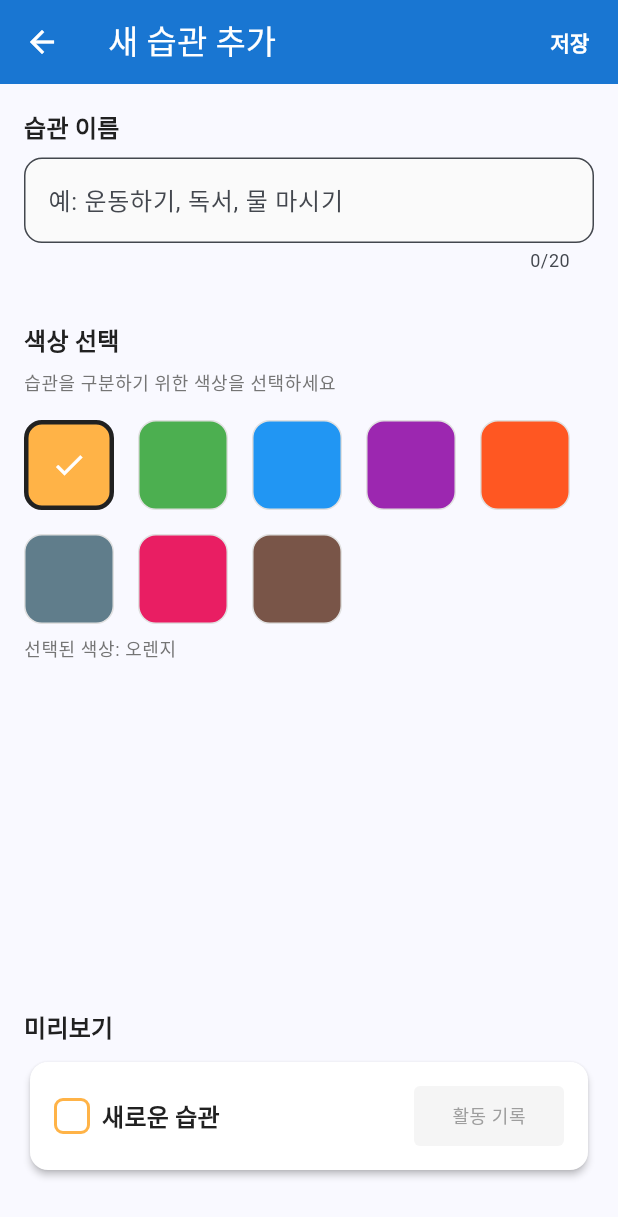
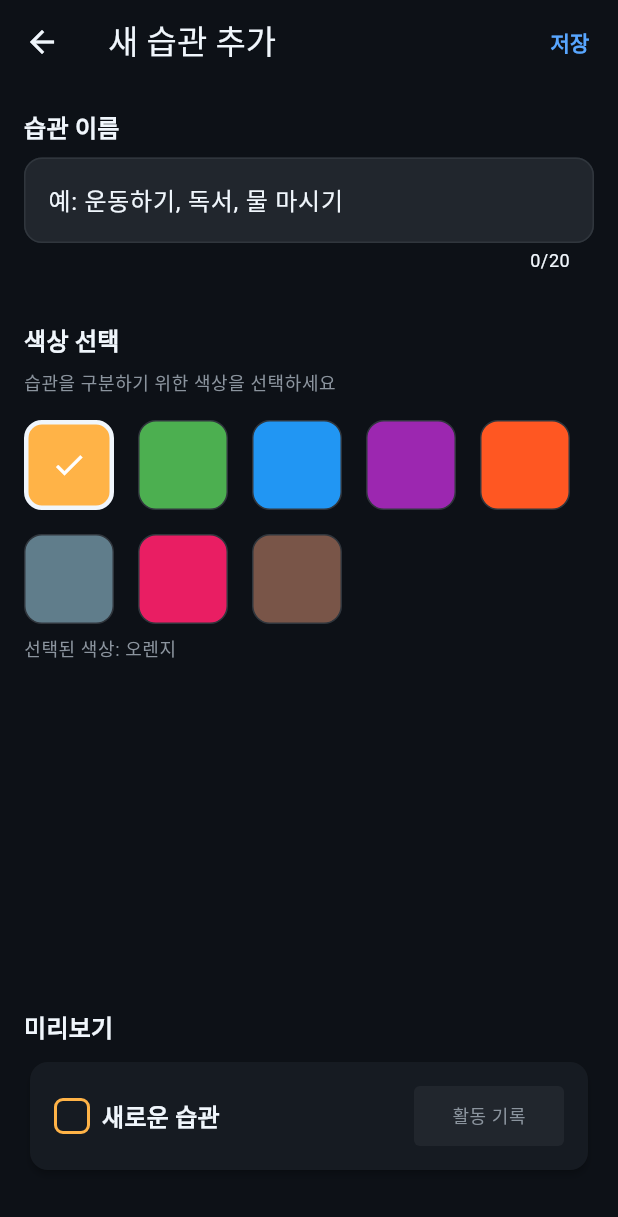
Before and after one commit to kudosmax/habit-tracker, a Flutter app: the screen it shows after launch, after a tap on "습관 추가하기", on a phone screen of 412 x 824 dp. Shown: the top 1217 px of the screen. Run offline on Flutter 3.47's test engine with Material 3 defaults, Android fonts, the phone set to English and light mode, and no system bars; our stand-ins replace hive, hive_flutter; accounts and stored records are empty.

Commit message:
Implement dark mode as default theme
- Update color palette for dark mode design
- Change primary colors to GitHub-inspired dark theme
- Update background, surface, and text colors for dark mode
- Apply dark ColorScheme in MaterialApp theme
- Update UI components to use dark mode colors
- Improve text field styling for dark theme
- Update empty state colors for better dark mode visibility

🤖 Generated with [Claude Code](https://claude.ai/code)

Co-Authored-By: Claude <noreply@anthropic.com>

```diff
--- a/lib/constants/colors.dart
+++ b/lib/constants/colors.dart
@@ -13,17 +13,19 @@ class AppColors {
     Color(0xFF795548), // 브라운
   ];
 
-  // 활동 그리드 색상
-  static const Color gridBackground = Color(0xFFEBEDF0);
-  static const Color gridEmptyDay = Color(0xFFEBEDF0);
-  static const Color gridTodayBorder = Color(0xFF1976D2);
+  // 활동 그리드 색상 (다크모드)
+  static const Color gridBackground = Color(0xFF161B22);
+  static const Color gridEmptyDay = Color(0xFF21262D);
+  static const Color gridTodayBorder = Color(0xFF58A6FF);
 
-  // 앱 테마 색상
-  static const Color primaryColor = Color(0xFF1976D2);
-  static const Color backgroundColor = Color(0xFFF5F5F5);
-  static const Color cardColor = Colors.white;
-  static const Color textPrimary = Color(0xFF212121);
-  static const Color textSecondary = Color(0xFF757575);
+  // 앱 테마 색상 (다크모드)
+  static const Color primaryColor = Color(0xFF58A6FF);
+  static const Color backgroundColor = Color(0xFF0D1117);
+  static const Color cardColor = Color(0xFF161B22);
+  static const Color textPrimary = Color(0xFFF0F6FC);
+  static const Color textSecondary = Color(0xFF8B949E);
+  static const Color borderColor = Color(0xFF30363D);
+  static const Color surfaceColor = Color(0xFF21262D);
 
   // 색상 이름 (선택 UI에서 사용)
   static const List<String> colorNames = [
--- a/lib/main.dart
+++ b/lib/main.dart
@@ -27,11 +27,19 @@ class MyApp extends StatelessWidget {
         title: 'Habit Tracker',
         debugShowCheckedModeBanner: false,
         theme: ThemeData(
-          colorScheme: ColorScheme.fromSeed(
-            seedColor: AppColors.primaryColor,
+          colorScheme: ColorScheme.dark(
+            primary: AppColors.primaryColor,
+            secondary: AppColors.primaryColor,
             background: AppColors.backgroundColor,
+            surface: AppColors.cardColor,
+            onPrimary: AppColors.textPrimary,
+            onSecondary: AppColors.textPrimary,
+            onBackground: AppColors.textPrimary,
+            onSurface: AppColors.textPrimary,
+            outline: AppColors.borderColor,
           ),
           useMaterial3: true,
+          scaffoldBackgroundColor: AppColors.backgroundColor,
           cardTheme: CardTheme(
             color: AppColors.cardColor,
             elevation: 2,
@@ -40,13 +48,30 @@ class MyApp extends StatelessWidget {
             ),
           ),
           appBarTheme: const AppBarTheme(
-            backgroundColor: AppColors.primaryColor,
-            foregroundColor: Colors.white,
+            backgroundColor: AppColors.backgroundColor,
+            foregroundColor: AppColors.textPrimary,
             elevation: 0,
+            surfaceTintColor: Colors.transparent,
           ),
           floatingActionButtonTheme: const FloatingActionButtonThemeData(
             backgroundColor: AppColors.primaryColor,
             foregroundColor: Colors.white,
+          ),
+          inputDecorationTheme: InputDecorationTheme(
+            filled: true,
+            fillColor: AppColors.surfaceColor,
+            border: OutlineInputBorder(
+              borderRadius: BorderRadius.circular(12),
+              borderSide: BorderSide(color: AppColors.borderColor),
+            ),
+            enabledBorder: OutlineInputBorder(
+              borderRadius: BorderRadius.circular(12),
+              borderSide: BorderSide(color: AppColors.borderColor),
+            ),
+            focusedBorder: OutlineInputBorder(
+              borderRadius: BorderRadius.circular(12),
+              borderSide: BorderSide(color: AppColors.primaryColor),
+            ),
           ),
         ),
         home: const HomeScreen(),
--- a/lib/screens/add_habit_screen.dart
+++ b/lib/screens/add_habit_screen.dart
@@ -40,10 +40,10 @@ class _AddHabitScreenState extends State<AddHabitScreen> {
                       strokeWidth: 2,
                     ),
                   )
-                : const Text(
+                : Text(
                     '저장',
                     style: TextStyle(
-                      color: Colors.white,
+                      color: AppColors.primaryColor,
                       fontWeight: FontWeight.w600,
                     ),
                   ),
@@ -94,7 +94,7 @@ class _AddHabitScreenState extends State<AddHabitScreen> {
               borderRadius: BorderRadius.circular(AppConstants.cardBorderRadius),
             ),
             filled: true,
-            fillColor: Colors.grey[50],
+            fillColor: AppColors.surfaceColor,
           ),
           textCapitalization: TextCapitalization.sentences,
           maxLength: 20,
@@ -147,7 +147,7 @@ class _AddHabitScreenState extends State<AddHabitScreen> {
                   borderRadius: BorderRadius.circular(AppConstants.cardBorderRadius),
                   border: isSelected
                       ? Border.all(color: AppColors.textPrimary, width: 3)
-                      : Border.all(color: Colors.grey[300]!, width: 1),
+                      : Border.all(color: AppColors.borderColor, width: 1),
                 ),
                 child: isSelected
                     ? const Icon(
@@ -219,14 +219,14 @@ class _AddHabitScreenState extends State<AddHabitScreen> {
                   width: 100,
                   height: 40,
                   decoration: BoxDecoration(
-                    color: Colors.grey[100],
+                    color: AppColors.surfaceColor,
                     borderRadius: BorderRadius.circular(4),
                   ),
                   child: Center(
                     child: Text(
                       '활동 기록',
                       style: Theme.of(context).textTheme.bodySmall?.copyWith(
-                        color: Colors.grey[500],
+                        color: AppColors.textSecondary,
                       ),
                     ),
                   ),
--- a/lib/screens/home_screen.dart
+++ b/lib/screens/home_screen.dart
@@ -6,6 +6,7 @@ import '../utils/date_utils.dart';
 import 'add_habit_screen.dart';
 import 'settings_screen.dart';
 import '../constants/constants.dart';
+import '../constants/colors.dart';
 
 class HomeScreen extends StatelessWidget {
   const HomeScreen({super.key});
@@ -72,13 +73,13 @@ class HomeScreen extends StatelessWidget {
           Icon(
             Icons.track_changes,
             size: 80,
-            color: Colors.grey[400],
+            color: AppColors.textSecondary,
           ),
           const SizedBox(height: AppConstants.spacingLG),
           Text(
             '첫 번째 습관을 만들어보세요!',
             style: Theme.of(context).textTheme.headlineSmall?.copyWith(
-              color: Colors.grey[600],
+              color: AppColors.textPrimary,
             ),
           ),
           const SizedBox(height: AppConstants.spacingSM),
@@ -86,7 +87,7 @@ class HomeScreen extends StatelessWidget {
             '매일의 성취를 시각적으로\n확인하고 관리해보세요',
             textAlign: TextAlign.center,
             style: Theme.of(context).textTheme.bodyMedium?.copyWith(
-              color: Colors.grey[500],
+              color: AppColors.textSecondary,
             ),
           ),
           const SizedBox(height: AppConstants.spacingXL),
```
Also changed, not shown: 3 other files.
